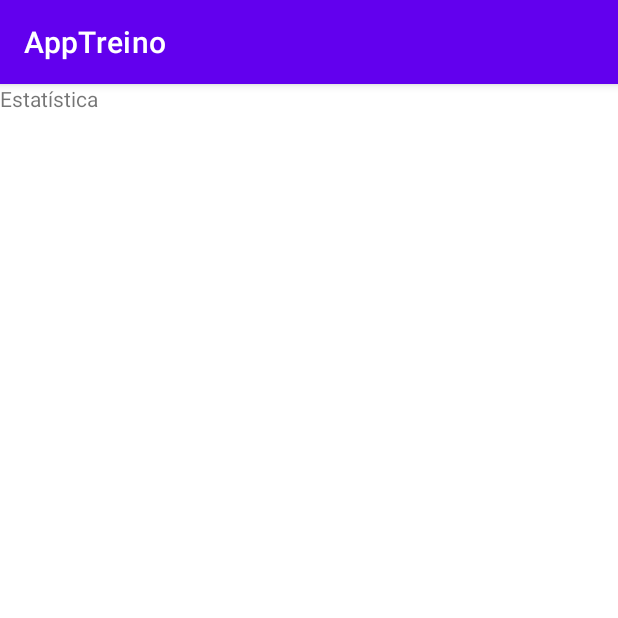
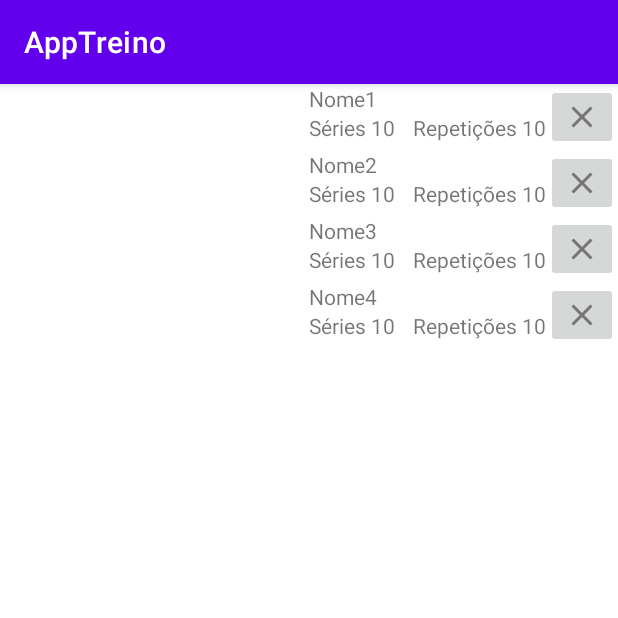
Before and after one commit to franciscothiagoufc/desmob_ufcqxd_2022_apptreinos, an Android app: the fragment HistoricoFragment shown on its own in the app's theme, on a phone screen of 412 x 824 dp, the top half of it. Run offline under Robolectric (Android 15) with nearby library versions, the phone set to English and light mode, and no system bars.

Commit message:
Recycle Adicianado.

```diff
--- a/app/src/main/java/br/com/ufc/qxd/desmob/apptreino/HistoricoFragment.kt
+++ b/app/src/main/java/br/com/ufc/qxd/desmob/apptreino/HistoricoFragment.kt
@@ -1,10 +1,14 @@
 package br.com.ufc.qxd.desmob.apptreino
 
 import android.os.Bundle
+import android.util.Log
 import androidx.fragment.app.Fragment
 import android.view.LayoutInflater
 import android.view.View
 import android.view.ViewGroup
+import androidx.recyclerview.widget.LinearLayoutManager
+import androidx.recyclerview.widget.RecyclerView
+import br.com.ufc.qxd.desmob.apptreino.treino.Treino
 
 // TODO: Rename parameter arguments, choose names that match
 // the fragment initialization parameters, e.g. ARG_ITEM_NUMBER
@@ -17,11 +21,32 @@ private const val ARG_PARAM2 = "param2"
  * create an instance of this fragment.
  */
 class HistoricoFragment : Fragment() {
+    private lateinit var historicoRecycle:RecyclerView;
+    private lateinit var historicoRecycleAdapter: TreinosHistoricoAdapter;
+    private lateinit var linearManger: LinearLayoutManager;
+    private lateinit var Treinos: ArrayList<Treino>;
+    override fun onCreate(savedInstanceState: Bundle?) {
+        super.onCreate(savedInstanceState)
+    }
     override fun onCreateView(
         inflater: LayoutInflater, container: ViewGroup?,
         savedInstanceState: Bundle?
     ): View? {
         // Inflate the layout for this fragment
-        return inflater.inflate(R.layout.fragment_historico, container, false)
+        val View = inflater.inflate(R.layout.fragment_historico, container, false)
+        Treinos = ArrayList<Treino>();
+        linearManger = LinearLayoutManager(this.context);
+        historicoRecycleAdapter = TreinosHistoricoAdapter(Treinos);
+        historicoRecycle = View.findViewById(R.id.treinos_historico_recycle);
+
+        Treinos.add(Treino("Nome1",10,10));
+        Treinos.add(Treino("Nome2",10,10));
+        Treinos.add(Treino("Nome3",10,10));
+        Treinos.add(Treino("Nome4",10,10));
+
+        historicoRecycle.adapter = historicoRecycleAdapter;
+        historicoRecycle.layoutManager = linearManger;
+        historicoRecycleAdapter.notifyDataSetChanged();
+        return View;
     }
 }
--- /dev/null
+++ b/app/src/main/java/br/com/ufc/qxd/desmob/apptreino/TreinosHistoricoAdapter.kt
@@ -0,0 +1,55 @@
+package br.com.ufc.qxd.desmob.apptreino
+
+import android.util.Log
+import android.view.LayoutInflater
+import android.view.View
+import android.view.ViewGroup
+import android.widget.Button
+import android.widget.ImageButton
+import android.widget.TextView
+import androidx.recyclerview.widget.RecyclerView
+import br.com.ufc.qxd.desmob.apptreino.treino.Treino
+
+public class TreinosHistoricoAdapter(Treinos:ArrayList<Treino>): RecyclerView.Adapter<TreinosHistoricoAdapter.TreinoViewHolder>() {
+    private var Treinos: ArrayList<Treino>;
+    init {
+        this.Treinos=Treinos;
+    }
+    override fun onCreateViewHolder(
+        parent: ViewGroup,
+        viewType: Int
+    ): TreinosHistoricoAdapter.TreinoViewHolder {
+        var itemView = LayoutInflater.from(parent.context).inflate(R.layout.treinos_historico_item,parent,false);
+        return TreinoViewHolder(itemView);
+    }
+
+    override fun onBindViewHolder(holder: TreinosHistoricoAdapter.TreinoViewHolder, position: Int) {
+        val treino = Treinos.get(holder.adapterPosition);
+        holder.putInfos(treino);
+        holder.deleteButton.setOnClickListener {
+            Treinos.removeAt(holder.adapterPosition);
+            notifyDataSetChanged();
+        }
+    }
+
+    override fun getItemCount(): Int {
+        return this.Treinos.size;
+    }
+    class TreinoViewHolder(itemView: View) :RecyclerView.ViewHolder(itemView){
+        public lateinit var deleteButton: ImageButton;
+        public lateinit var treinoNome: TextView;
+        public lateinit var repeticoesView: TextView;
+        public lateinit var seriesView: TextView;
+        init {
+            deleteButton = itemView.findViewById(R.id.treinos_historico_item_deleta);
+            treinoNome = itemView.findViewById(R.id.treinos_historico_item_treino);
+            repeticoesView = itemView.findViewById(R.id.treinos_historico_item_repeticoes);
+            seriesView = itemView.findViewById(R.id.treinos_historico_item_series);
+        }
+        public fun putInfos(treino: Treino){
+            treinoNome.text = treino.nome;
+            repeticoesView.text = treino.reps.toString();
+            seriesView.text = treino.series.toString();
+        }
+    }
+}
--- /dev/null
+++ b/app/src/main/java/br/com/ufc/qxd/desmob/apptreino/treino/Treino.kt
@@ -0,0 +1,12 @@
+package br.com.ufc.qxd.desmob.apptreino.treino
+
+class Treino(nome:String,series:Int,reps:Int) {
+    var nome:String
+    var series:Int
+    var reps:Int
+    init {
+        this.nome=nome;
+        this.series=series;
+        this.reps=reps;
+    }
+}
--- /dev/null
+++ b/app/src/main/res/drawable-anydpi/treinos_delete_action.xml
@@ -0,0 +1,11 @@
+<vector xmlns:android="http://schemas.android.com/apk/res/android"
+    android:width="24dp"
+    android:height="24dp"
+    android:viewportWidth="24"
+    android:viewportHeight="24"
+    android:tint="#333333"
+    android:alpha="0.6">
+  <path
+      android:fillColor="@android:color/white"
+      android:pathData="M19,6.41L17.59,5 12,10.59 6.41,5 5,6.41 10.59,12 5,17.59 6.41,19 12,13.41 17.59,19 19,17.59 13.41,12z"/>
+</vector>
--- a/app/src/main/res/layout/fragment_cadastro.xml
+++ b/app/src/main/res/layout/fragment_cadastro.xml
@@ -4,62 +4,53 @@
     android:layout_width="match_parent"
     android:layout_height="match_parent"
     tools:context=".CadastroFragment">
-
-    <!-- TODO: Update blank fragment layout -->
     <LinearLayout
         android:layout_width="match_parent"
-        android:layout_height="match_parent">
+        android:layout_height="match_parent"
+        android:orientation="vertical"
+        android:gravity="center">
+        <LinearLayout
+            android:layout_width="wrap_content"
+            android:layout_height="wrap_content"
+            android:orientation="vertical">
+            <EditText
+                android:layout_width="312dp"
+                android:layout_marginTop="16dp"
+                android:layout_height="wrap_content"
+                android:hint="Nome do Treino"
+                android:textAlignment="center"></EditText>
             <LinearLayout
                 android:layout_width="match_parent"
                 android:layout_height="wrap_content"
-            android:orientation="vertical">
-            <TextView
-                android:gravity="center_horizontal"
-                android:layout_width="match_parent"
-                android:layout_height="wrap_content"
-                android:text="Cadastrar Script de Treino"
-                android:textSize="28dp" />
-            <TextView
-                android:layout_width="match_parent"
-                android:layout_height="wrap_content"
-                android:text="Nome"
-                android:textSize="14dp"/>
-            <EditText
-                android:layout_width="match_parent"
-                android:layout_height="wrap_content"
-                android:hint="Nome do Treino"></EditText>
-            <LinearLayout
-                android:layout_width="wrap_content"
-                android:layout_height="wrap_content"
-                android:orientation="horizontal"
-                android:layout_gravity="center_horizontal">
-                <LinearLayout
-                    android:layout_width="wrap_content"
-                    android:layout_height="match_parent"
-                    android:orientation="vertical">
+                android:orientation="horizontal">
                 <TextView
                     android:layout_width="wrap_content"
                     android:layout_height="wrap_content"
-                        android:text="Repetições"/>
+                    android:text="Repetições"
+                    android:layout_marginTop="16dp"/>
                 <EditText
-                        android:layout_width="match_parent"
+                    android:layout_width="64dp"
                     android:layout_height="wrap_content"
-                        android:inputType="number"></EditText>
-                </LinearLayout>
-                <LinearLayout
-                    android:layout_width="match_parent"
-                    android:layout_height="match_parent"
-                    android:orientation="vertical">
+                    android:inputType="number"
+                    android:textAlignment="center"
+                    android:layout_marginTop="16dp"></EditText>
                 <TextView
                     android:layout_width="wrap_content"
                     android:layout_height="wrap_content"
-                            android:text="Repetições"/>
+                    android:text="Séries"
+                    android:layout_marginTop="16dp"/>
                 <EditText
-                            android:layout_width="match_parent"
+                    android:layout_width="64dp"
                     android:layout_height="wrap_content"
-                            android:inputType="number"></EditText>
+                    android:inputType="number"
+                    android:layout_marginTop="16dp"></EditText>
             </LinearLayout>
         </LinearLayout>
-        </LinearLayout>
+        <Button
+            android:layout_width="wrap_content"
+            android:layout_height="wrap_content"
+            android:layout_marginTop="12dp"
+            android:text="Cadastrar"
+            android:textAlignment="center"/>
     </LinearLayout>
 </FrameLayout>
--- a/app/src/main/res/layout/fragment_estatistica.xml
+++ b/app/src/main/res/layout/fragment_estatistica.xml
@@ -4,11 +4,10 @@
     android:layout_width="match_parent"
     android:layout_height="match_parent"
     tools:context=".EstatisticaFragment">
-
-    <!-- TODO: Update blank fragment layout -->
-    <TextView
+    <LinearLayout
         android:layout_width="match_parent"
         android:layout_height="match_parent"
-        android:text="estatistica" />
+        android:orientation="vertical">
 
+    </LinearLayout>
 </FrameLayout>
--- a/app/src/main/res/layout/fragment_historico.xml
+++ b/app/src/main/res/layout/fragment_historico.xml
@@ -4,11 +4,8 @@
     android:layout_width="match_parent"
     android:layout_height="match_parent"
     tools:context=".HistoricoFragment">
-
-    <!-- TODO: Update blank fragment layout -->
-    <TextView
+    <androidx.recyclerview.widget.RecyclerView
+        android:id="@+id/treinos_historico_recycle"
         android:layout_width="match_parent"
-        android:layout_height="match_parent"
-        android:text="Estatística" />
-
+        android:layout_height="match_parent"></androidx.recyclerview.widget.RecyclerView>
 </FrameLayout>
--- /dev/null
+++ b/app/src/main/res/layout/treinos_historico_item.xml
@@ -0,0 +1,53 @@
+<?xml version="1.0" encoding="utf-8"?>
+<androidx.constraintlayout.widget.ConstraintLayout xmlns:android="http://schemas.android.com/apk/res/android"
+    xmlns:tools="http://schemas.android.com/tools"
+    android:layout_width="match_parent"
+    android:layout_height="wrap_content">
+    <LinearLayout
+        android:layout_width="match_parent"
+        android:layout_height="match_parent"
+        android:orientation="horizontal"
+        tools:ignore="MissingConstraints"
+        android:gravity="right">
+        <LinearLayout
+            android:layout_width="wrap_content"
+            android:layout_height="wrap_content"
+            android:orientation="vertical"
+            android:layout_gravity="left">
+            <TextView
+                android:id="@+id/treinos_historico_item_treino"
+                android:layout_width="wrap_content"
+                android:layout_height="wrap_content"
+                android:text="Nome do treino"/>
+            <LinearLayout
+                android:layout_width="wrap_content"
+                android:layout_height="wrap_content"
+                android:orientation="horizontal">
+                <TextView
+                    android:layout_width="wrap_content"
+                    android:layout_height="wrap_content"
+                    android:text="Séries "/>
+                <TextView
+                    android:id="@+id/treinos_historico_item_series"
+                    android:layout_width="wrap_content"
+                    android:layout_height="wrap_content"
+                    android:layout_marginRight="12dp"
+                    android:text="0"/>
+                <TextView
+                    android:layout_width="wrap_content"
+                    android:layout_height="wrap_content"
+                    android:text="Repetições "/>
+                <TextView
+                    android:id="@+id/treinos_historico_item_repeticoes"
+                    android:layout_width="wrap_content"
+                    android:layout_height="wrap_content"
+                    android:text="0"/>
+            </LinearLayout>
+        </LinearLayout>
+        <ImageButton
+            android:id="@+id/treinos_historico_item_deleta"
+            android:layout_width="wrap_content"
+            android:layout_height="wrap_content"
+            android:src="@drawable/treinos_delete_action"/>
+    </LinearLayout>
+</androidx.constraintlayout.widget.ConstraintLayout>
--- a/app/src/main/res/values/strings.xml
+++ b/app/src/main/res/values/strings.xml
@@ -1,5 +1,4 @@
 <resources>
     <string name="app_name">AppTreino</string>
     <!-- TODO: Remove or change this placeholder text -->
-    <string name="hello_blank_fragment">Hello blank fragment</string>
 </resources>
```
Also changed, not shown: app/src/main/res/drawable-hdpi/treinos_delete_action.png (added), app/src/main/res/drawable-mdpi/treinos_delete_action.png (added), app/src/main/res/drawable-xhdpi/treinos_delete_action.png (added), app/src/main/res/drawable-xxhdpi/treinos_delete_action.png (added). Lines whose indentation alone changed are shown as unchanged.
